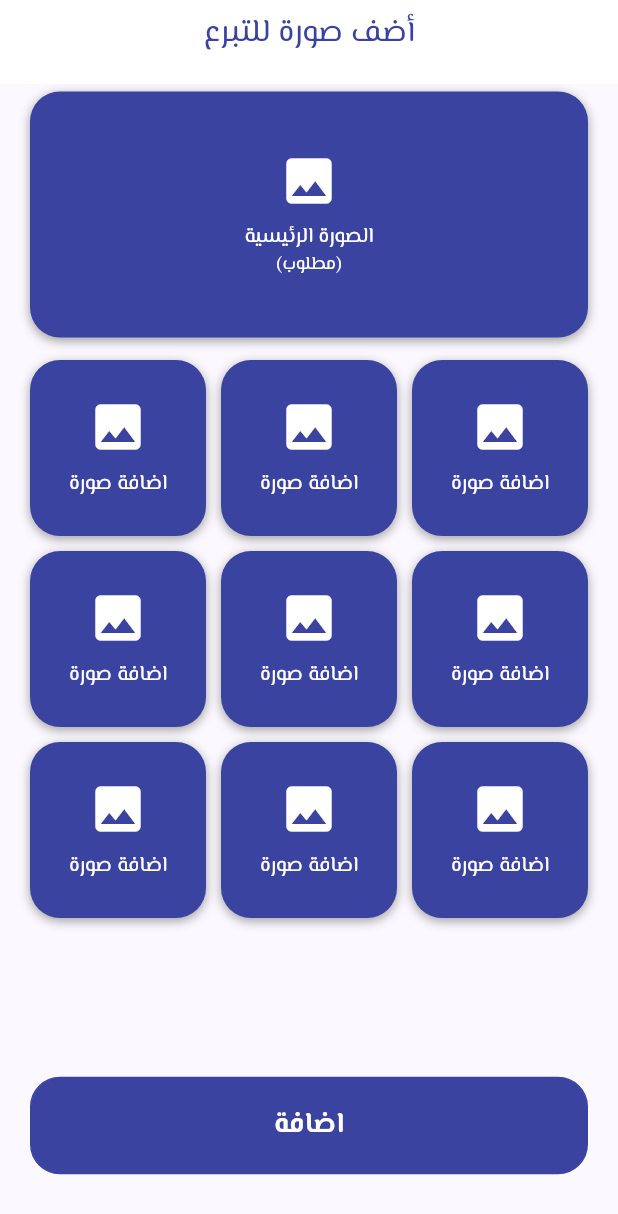
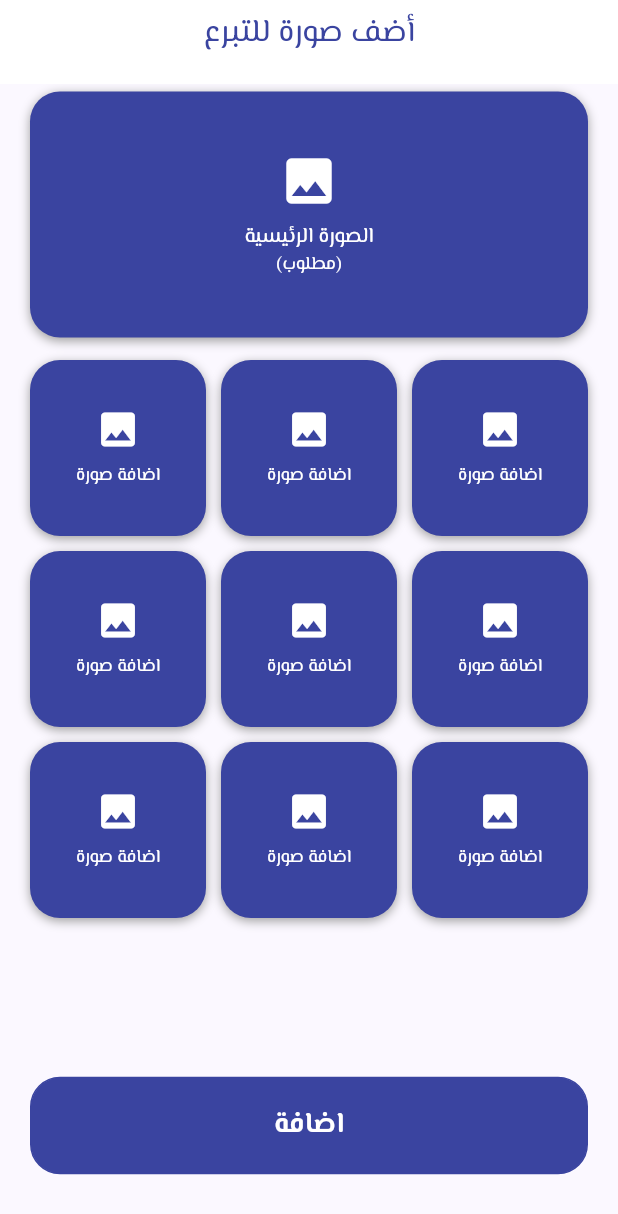
Before and after one commit to omarabukaraki/takaful, a Flutter app: the AddImages screen opened directly, on a phone screen of 412 x 824 dp. Shown: the top 1214 px of the screen. Run offline on Flutter 3.47's test engine with Material 2 defaults, Android fonts, the phone set to English and light mode, and no system bars; our stand-ins replace bloc, cached_network_image, carousel_slider, cloud_firestore, firebase_auth, firebase_core and 6 more; missing offline and left inert: blurry_modal_progress_hud; accounts and stored records are empty.

Commit message:
some changes

```diff
--- a/lib/view/navigator_bar_pages/add_donation_pages/add_images.dart
+++ b/lib/view/navigator_bar_pages/add_donation_pages/add_images.dart
@@ -127,6 +127,8 @@ class _AddImagesState extends State<AddImages> {
                               child: AddImagesComponent(
                                 textOne: 'اضافة صورة',
                                 isOneText: true,
+                                iconSize: 30,
+                                fontSize: 12,
                               ),
                             ))
                         : Padding(
@@ -194,10 +196,17 @@ class ImageDisplayed extends StatelessWidget {
 
 class AddImagesComponent extends StatelessWidget {
   const AddImagesComponent(
-      {super.key, this.textOne, this.textTwo, this.isOneText});
+      {super.key,
+      this.textOne,
+      this.textTwo,
+      this.isOneText,
+      this.iconSize,
+      this.fontSize});
   final String? textOne;
   final String? textTwo;
   final bool? isOneText;
+  final double? iconSize;
+  final double? fontSize;
 
   @override
   Widget build(BuildContext context) {
@@ -210,15 +219,15 @@ class AddImagesComponent extends StatelessWidget {
       child: Column(
         mainAxisAlignment: MainAxisAlignment.center,
         children: [
-          const Icon(
+          Icon(
             Icons.image,
-            size: 40,
+            size: iconSize ?? 40,
             color: Colors.white,
           ),
           const SizedBox(height: 8),
           Text(
             textOne ?? 'الصورة الرئيسية',
-            style: const TextStyle(color: AppColor.kWhite, fontSize: 14),
+            style: TextStyle(color: AppColor.kWhite, fontSize: fontSize ?? 14),
           ),
           isOneText != true
               ? Text(textTwo ?? '(مطلوب)',
```
Also changed, not shown: lib/view/navigator_bar_pages/add_donation_pages/add_details_post_page.dart (+22 -13 lines).
